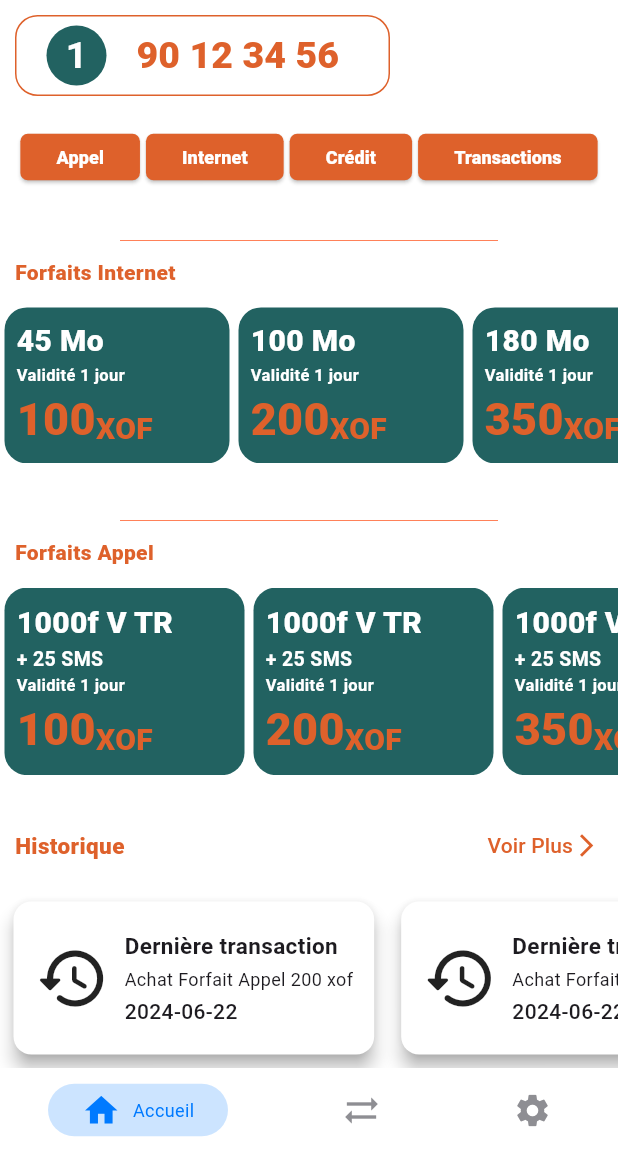
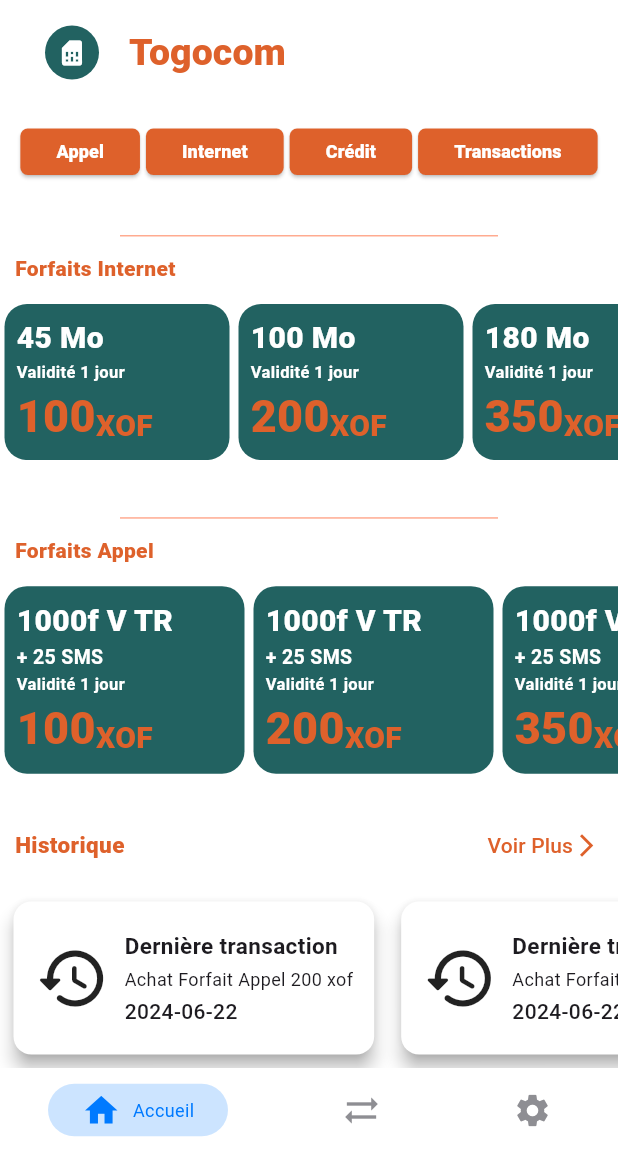
Before and after one commit to MyriadeAdm/ussd_app, a Flutter app: the screen it shows after launch, on a phone screen of 412 x 824 dp, the part 84-1236 px from its top. Run offline on Flutter 3.47's test engine with Material 3 defaults, Android fonts, the light colour scheme and no system bars; drawn by our look-alikes of persistent_bottom_nav_bar_v2; our stand-ins replace google_fonts.

Commit message:
Sim Logo disposal

```diff
--- a/lib/main.dart
+++ b/lib/main.dart
@@ -1,5 +1,6 @@
 import 'package:flutter/material.dart';
 import 'package:ussd_app/base.dart';
+import 'package:google_fonts/google_fonts.dart';
 
 void main() {
   runApp(const MainApp());
@@ -10,6 +11,7 @@
 
   @override
   Widget build(BuildContext context) {
+
     return const MaterialApp(
       home: Base(),
     );
--- a/lib/pages/homePage.dart
+++ b/lib/pages/homePage.dart
@@ -14,46 +14,36 @@
           child: Column(
             mainAxisAlignment: MainAxisAlignment.spaceBetween,
             children: [
-              // ========================== Box orange avec numero [D]
+              // ========================== Box Type Sim [D]
               Row(
                 children: [
                   Container(
                     margin: const EdgeInsets.all(10.0),
                     width: 250,
-                    decoration: BoxDecoration(
-                      border: Border.all(
-                        color: Constants.COLOR_1,
-                      ),
-                      borderRadius: const BorderRadius.all(Radius.circular(15)),
-                    ),
+
                     child: Center(
                       child: Row(
                         children: [
                           const Padding(
-                              padding: EdgeInsets.symmetric(
-                                  vertical: 25.0, horizontal: 10.0)),
+                              padding: EdgeInsets.symmetric(vertical: 25.0, horizontal: 10.0)),
                           Ink(
-                            width: 40,
                             decoration: const ShapeDecoration(
                               shape: CircleBorder(),
                               color: Constants.COLOR_2,
                             ),
-                            child: TextButton(
-                              onPressed: () {},
-                              child: const Text(
-                                '1',
-                                style: TextStyle(
+                            child: const Padding(
+                              padding: EdgeInsets.all(8.0),
+                              child: Icon(
+                                  Icons.sim_card,
                                   color: Colors.white,
-                                  fontSize: 25,
-                                  fontWeight: FontWeight.w700,
-                                ),
+                                  size: 20,
                               ),
                             ),
                           ),
                           const Padding(
                             padding: EdgeInsets.only(left: 20.0),
                             child: Text(
-                              '90 12 34 56',
+                              'Togocom',
                               style: TextStyle(
                                 color: Constants.COLOR_1,
                                 fontSize: 25,
--- a/pubspec.yaml
+++ b/pubspec.yaml
@@ -9,12 +9,13 @@
 dependencies:
   flutter:
     sdk: flutter
+  google_fonts: ^6.2.1
   persistent_bottom_nav_bar_v2: ^5.2.3
 
 dev_dependencies:
   flutter_test:
     sdk: flutter
-  flutter_lints: ^3.0.0
+  flutter_lints: ^4.0.0
 
 flutter:
   uses-material-design: true
```
Also changed, not shown: pubspec.lock, 10 other files.
